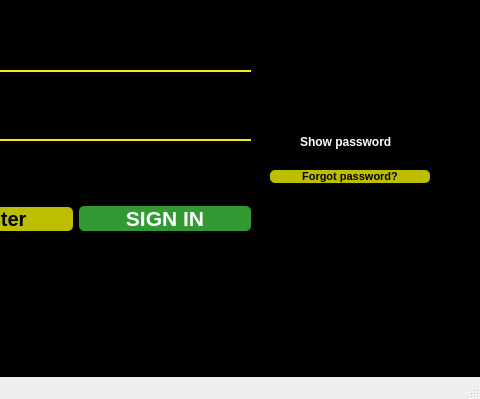
Before: the Qt Designer form untitled/mainwindow.ui in MohamadKhavaran/M2-Massenger, drawn with Qt 5; both pictures show x 320 to 800 and y 201 to 600 of the 800 by 600 pixel window.
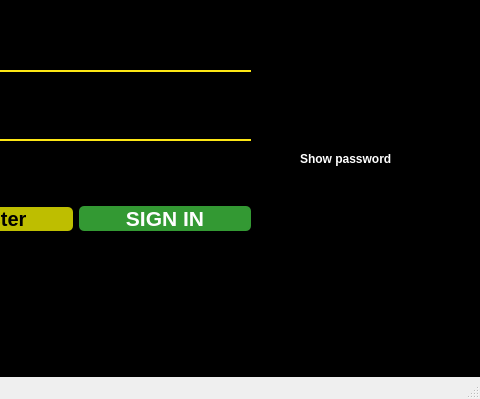
After: the same form once the commit is applied. Icons and pictures are not drawn.

What changed in the file:
```diff
--- a/untitled/mainwindow.ui
+++ b/untitled/mainwindow.ui
@@ -290,37 +290,6 @@
         </property>
        </widget>
       </item>
-      <item>
-       <widget class="QPushButton" name="pushButton_2">
-        <property name="font">
-         <font>
-          <pointsize>8</pointsize>
-          <bold>true</bold>
-         </font>
-        </property>
-        <property name="styleSheet">
-         <string notr="true">QPushButton#pushButton_2{
-	background-color:rgba(255, 255, 0, 190);
-	color:rgba(0, 0, 0, 255);
-	border-radius:5px;
-}
-
-QPushButton#pushButton_2:hover{
-	background-color:rgb(246, 120, 29);
-
-}
-
-QPushButton#pushButton_2:pressed{
-	padding-left:5px;
-	padding-top:5px;
-	background-color:rgba(150,123, 111, 255);
-}</string>
-        </property>
-        <property name="text">
-         <string>Forgot password?</string>
-        </property>
-       </widget>
-      </item>
      </layout>
     </widget>
    </widget>
```
